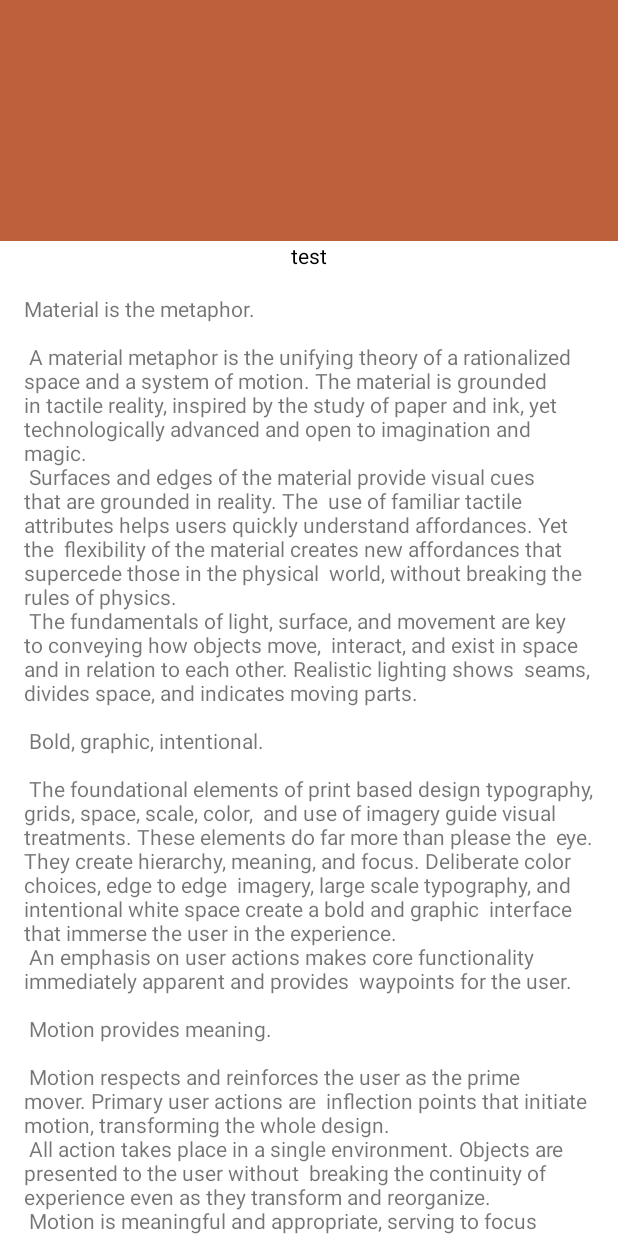
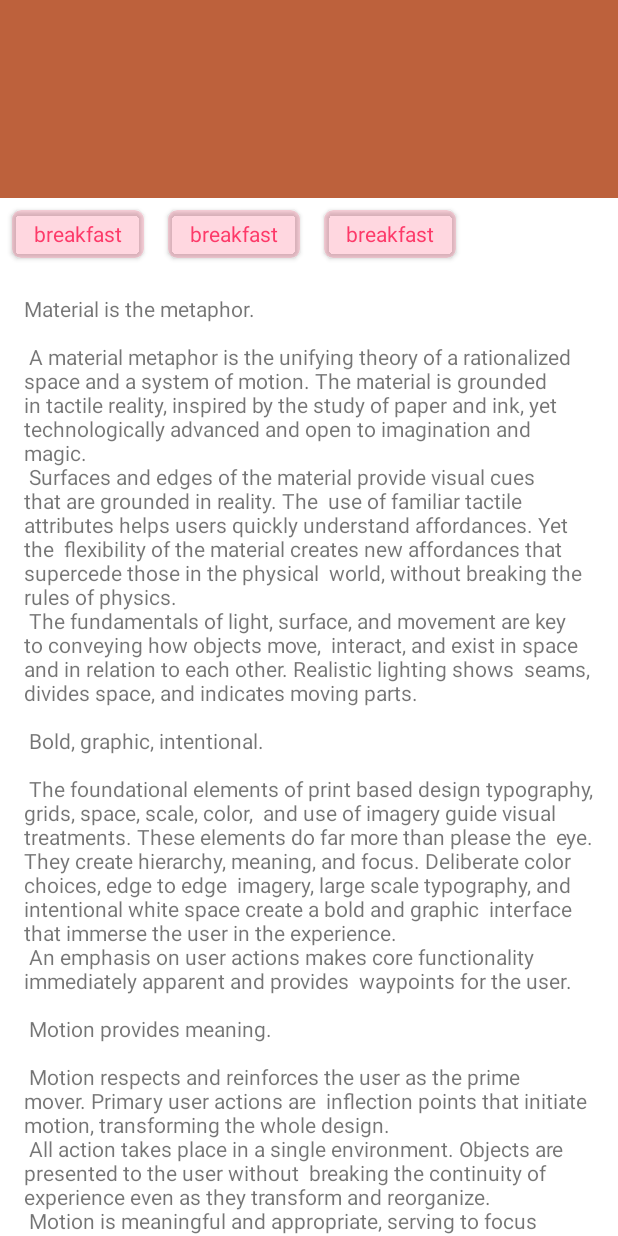
Before and after one commit to Mongke22/FoodApp, an Android app: the layout activity_scrolling.xml on its own in the app's theme, with its tools: preview values and no code run, on a phone screen of 412 x 824 dp. Run offline under Robolectric (Android 15) with nearby library versions, the phone set to English and light mode, and no system bars.

Commit message:
Элементы и список для категорий

```diff
--- a/app/src/main/res/layout/activity_scrolling.xml
+++ b/app/src/main/res/layout/activity_scrolling.xml
@@ -1,6 +1,5 @@
 <?xml version="1.0" encoding="utf-8"?>
-<androidx.coordinatorlayout.widget.CoordinatorLayout
-    xmlns:android="http://schemas.android.com/apk/res/android"
+<androidx.coordinatorlayout.widget.CoordinatorLayout xmlns:android="http://schemas.android.com/apk/res/android"
     xmlns:app="http://schemas.android.com/apk/res-auto"
     xmlns:tools="http://schemas.android.com/tools"
     android:layout_width="match_parent"
@@ -10,40 +9,39 @@
 
     <com.google.android.material.appbar.AppBarLayout
         android:id="@+id/app_bar"
+        android:layout_width="match_parent"
+        android:layout_height="@dimen/app_bar_height"
         android:fitsSystemWindows="true"
-        android:layout_height="@dimen/app_bar_height"
-        android:layout_width="match_parent"
         android:theme="@style/Theme.FoodApp.AppBarOverlay">
 
         <com.google.android.material.appbar.CollapsingToolbarLayout
             android:id="@+id/toolbar_layout"
             style="@style/Widget.MaterialComponents.Toolbar.Primary"
-            android:fitsSystemWindows="true"
             android:layout_width="match_parent"
             android:layout_height="match_parent"
-            app:toolbarId="@+id/toolbar"
+            android:fitsSystemWindows="true"
+            app:contentScrim="?attr/colorPrimary"
             app:layout_scrollFlags="scroll|exitUntilCollapsed"
-            app:contentScrim="?attr/colorPrimary">
+            app:toolbarId="@+id/toolbar">
 
             <androidx.appcompat.widget.Toolbar
                 android:id="@+id/toolbar"
+                android:layout_width="match_parent"
                 android:layout_height="?attr/actionBarSize"
-                android:layout_width="match_parent"
                 app:layout_collapseMode="pin"
                 app:popupTheme="@style/Theme.FoodApp.PopupOverlay">
 
             </androidx.appcompat.widget.Toolbar>
 
-            <TextView
+            <androidx.recyclerview.widget.RecyclerView
                 android:layout_width="match_parent"
                 android:layout_height="wrap_content"
-                android:text="test"
-                android:textColor="@color/black"
-                android:gravity="center"
+                android:layout_gravity="bottom"
                 android:background="@color/white"
+                android:orientation="horizontal"
+                app:layoutManager="androidx.recyclerview.widget.LinearLayoutManager"
                 app:layout_behavior="@string/appbar_scrolling_view_behavior"
-                android:layout_gravity="bottom"
-                />
+                tools:listitem="@layout/selected_category_item" />
         </com.google.android.material.appbar.CollapsingToolbarLayout>
     </com.google.android.material.appbar.AppBarLayout>
 
--- /dev/null
+++ b/app/src/main/res/layout/selected_category_item.xml
@@ -0,0 +1,20 @@
+<?xml version="1.0" encoding="utf-8"?>
+<androidx.cardview.widget.CardView xmlns:android="http://schemas.android.com/apk/res/android"
+    xmlns:app="http://schemas.android.com/apk/res-auto"
+    android:layout_width="88dp"
+    android:layout_height="32dp"
+    app:cardCornerRadius="6dp"
+    android:layout_margin="8dp"
+    android:elevation="12dp"
+    app:cardBackgroundColor="@color/selected_item_background_color"
+    >
+
+    <TextView
+        android:layout_width="wrap_content"
+        android:layout_height="wrap_content"
+        android:text="breakfast"
+        android:layout_gravity="center"
+        android:textColor="@color/selected_item_text_color"
+        />
+
+</androidx.cardview.widget.CardView>
--- a/app/src/main/res/values/colors.xml
+++ b/app/src/main/res/values/colors.xml
@@ -13,4 +13,8 @@
     <color name="peachColor">#F1BAA1</color>
     <color name="appleColor">#BCAF4D</color>
     <color name="green">#6D8C00</color>
+
+    <color name="selected_item_background_color">#34FD3A69</color>
+    <color name="selected_item_text_color">#FD3A69</color>
+    <color name="unselected_item_text_color">#C3C4C9</color>
 </resources>
```
Also changed, not shown: app/src/main/res/layout/category_item.xml (added, +19 -0 lines).
